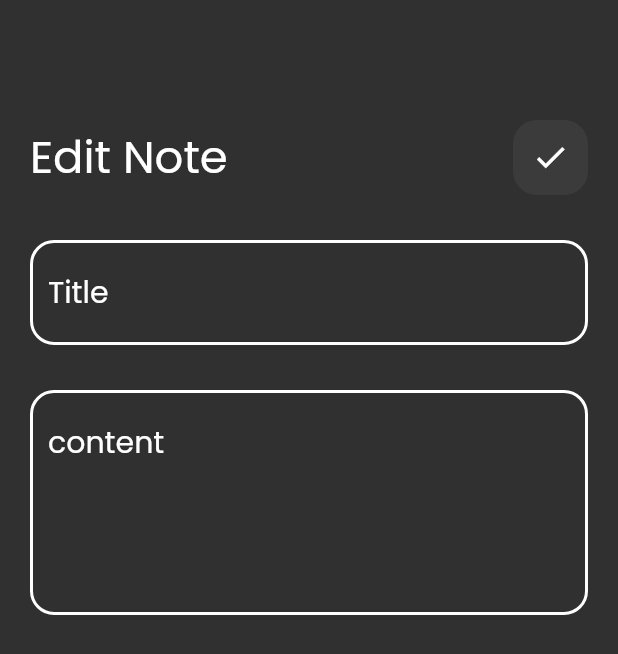
After one commit to khaled365-code/notes_app, a Flutter app: the Editnotescreen screen opened by its route, on a phone screen of 412 x 824 dp. The commit adds this screen. Shown: the top 654 px of the screen. Run offline on Flutter 3.47's test engine with Material 2 defaults, Android fonts, the phone set to English and light mode, and no system bars; our stand-ins replace font_awesome_flutter.

Commit message:
finishing edit note screen

```diff
--- a/lib/main.dart
+++ b/lib/main.dart
@@ -1,4 +1,5 @@
 import 'package:flutter/material.dart';
+import 'package:notes_app/views/editnote_screen.dart';
 import 'package:notes_app/views/notes_screen.dart';
 
 void main() {
@@ -14,7 +15,8 @@ class Notesapp extends StatelessWidget {
       debugShowCheckedModeBanner: false,
       routes:
       {
-        Notesscreen.id:(context) => Notesscreen()
+        Notesscreen.id:(context) => Notesscreen(),
+        Editnotescreen.id:(context) => Editnotescreen()
       },
       initialRoute: Notesscreen.id ,
       theme: ThemeData(
--- /dev/null
+++ b/lib/views/editnote_screen.dart
@@ -0,0 +1,31 @@
+
+import 'package:flutter/material.dart';
+import 'package:notes_app/widgets/custom_textfield.dart';
+
+import '../widgets/custom_appbar.dart';
+import '../widgets/note_item.dart';
+
+class Editnotescreen extends StatelessWidget {
+
+
+  static String id='EditNotescreen';
+  @override
+  Widget build(BuildContext context) {
+   return Scaffold(
+     body: Padding(
+       padding: const EdgeInsets.only(top: 80,left: 20,right: 20),
+     child: Column(
+       children: [
+         Custombar(
+           title: 'Edit Note',
+           icon: Icons.check,
+         ),
+         SizedBox(height: 30,),
+         Customtextfield(hintText: 'Title'),
+         SizedBox(height: 30,),
+         Customtextfield(hintText: 'content',maxlines: 5,)
+       ],
+     ),
+   ));
+  }
+}
--- a/lib/widgets/custom_appbar.dart
+++ b/lib/widgets/custom_appbar.dart
@@ -2,17 +2,22 @@
 import 'package:flutter/cupertino.dart';
 import 'package:flutter/material.dart';
 
-import 'custom_searchicon.dart';
+import 'custom_icon.dart';
 class Custombar extends StatelessWidget {
 
+  Custombar({required this.title,required this.icon});
+  final String title;
+  final IconData icon;
   @override
   Widget build(BuildContext context) {
 
     return Row(
       children: [
-        Text('Notes',style: TextStyle(fontSize: 30),),
+        Text(title,style: TextStyle(fontSize: 30),),
         Spacer(),
-        Searchicon()
+        Customicon(
+          icon: icon,
+        )
       ],
     );
 
--- a/lib/widgets/custom_searchicon.dart
+++ b/lib/widgets/custom_icon.dart
@@ -2,8 +2,10 @@
 
 import 'package:flutter/cupertino.dart';
 import 'package:flutter/material.dart';
-class Searchicon extends StatelessWidget {
+class Customicon extends StatelessWidget {
 
+  const Customicon({super.key, required this.icon});
+  final IconData icon;
   @override
   Widget build(BuildContext context)
   {
@@ -14,7 +16,7 @@ class Searchicon extends StatelessWidget {
         color: Colors.white.withOpacity(.05),
         borderRadius: BorderRadius.circular(16),
       ),
-      child: Icon(Icons.search,size: 25),
+      child: Icon(icon,size: 25),
 
     );
   }
```
Also changed, not shown: lib/views/notes_screen.dart (+16 -6 lines).
